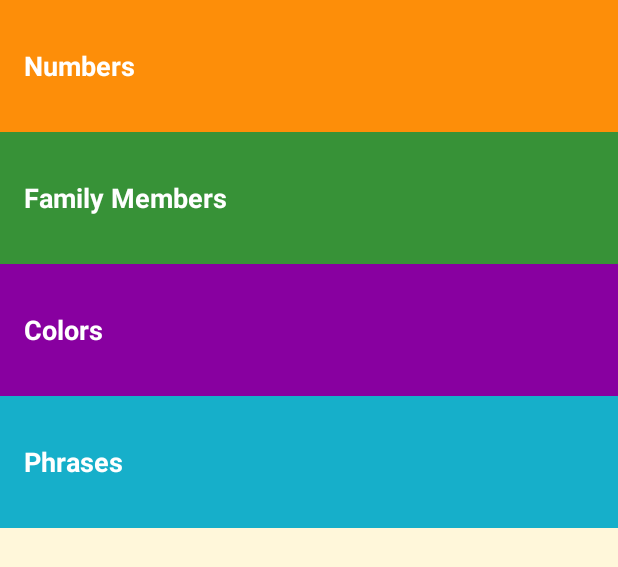
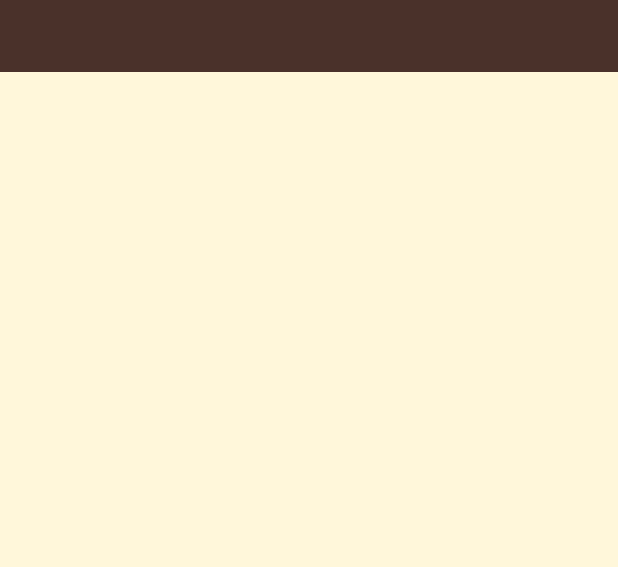
Before and after one commit to cgletras/miwokWordApp, an Android app: the layout activity_main.xml on its own in the app's theme, with its tools: preview values and no code run, on a phone screen of 412 x 824 dp. Shown: the top 567 px of the screen. Run offline under Robolectric (Android 15) with nearby library versions, the phone set to English and light mode, and no system bars.

Commit message:
sets a few styles and remove old files.
Signed-off-by: CG Stein <cgletras@gmail.com>

```diff
--- a/app/src/main/res/layout/activity_main.xml
+++ b/app/src/main/res/layout/activity_main.xml
@@ -21,51 +21,14 @@
     android:orientation="vertical"
     tools:context=".MainActivity">
 
-    <!-- Numbers category -->
-    <FrameLayout
-        android:layout_width="match_parent"
-        android:layout_height="wrap_content"
-        android:background="@color/category_numbers">
-        <TextView
-            android:id="@+id/numbers"
-            style="@style/CategoryStyle"
-            android:background="?android:attr/selectableItemBackground"
-            android:text="@string/category_numbers" />
-    </FrameLayout>
+   <com.google.android.material.tabs.TabLayout
+       android:id="@+id/tlv_main_tab"
+       android:layout_width="match_parent"
+       android:layout_height="wrap_content"
+       style="@style/CategoryTab"/>
 
-    <!-- Family category -->
-    <FrameLayout
-        android:layout_width="match_parent"
-        android:layout_height="wrap_content"
-        android:background="@color/category_family">
-        <TextView
-            android:id="@+id/family"
-            style="@style/CategoryStyle"
-            android:background="?android:attr/selectableItemBackground"
-            android:text="@string/category_family" />
-    </FrameLayout>
-
-    <!-- Colors category -->
-    <FrameLayout
-        android:layout_width="match_parent"
-        android:layout_height="wrap_content"
-        android:background="@color/category_colors">
-        <TextView
-            android:id="@+id/colors"
-            style="@style/CategoryStyle"
-            android:background="?android:attr/selectableItemBackground"
-            android:text="@string/category_colors" />
-    </FrameLayout>
-
-    <!-- Phrases category -->
-    <FrameLayout
-        android:layout_width="match_parent"
-        android:layout_height="wrap_content"
-        android:background="@color/category_phrases">
-        <TextView
-            android:id="@+id/phrases"
-            style="@style/CategoryStyle"
-            android:background="?android:attr/selectableItemBackground"
-            android:text="@string/category_phrases" />
-    </FrameLayout>
+   <androidx.viewpager.widget.ViewPager
+       android:id="@+id/vpv_main"
+       android:layout_width="match_parent"
+       android:layout_height="match_parent"/>
 </LinearLayout>
--- a/app/src/main/res/layout/fragment_word_list.xml
+++ b/app/src/main/res/layout/fragment_word_list.xml
@@ -6,5 +6,5 @@
     android:layout_height="match_parent"
     android:orientation="vertical"
     android:drawSelectorOnTop="true"
-    tools:context=".NumbersActivity">
+    tools:context=".MainActivity">
 </ListView>
--- a/app/src/main/res/values/strings.xml
+++ b/app/src/main/res/values/strings.xml
@@ -26,7 +26,7 @@
     <string name="category_numbers">Numbers</string>
 
     <!-- Category name for the vocabulary words for family members [CHAR LIMIT=20] -->
-    <string name="category_family">Family Members</string>
+    <string name="category_family">Family</string>
     <!-- TODO: Remove or change this placeholder text -->
     <string name="hello_blank_fragment">Hello blank fragment</string>
 </resources>
--- a/app/src/main/res/values/styles.xml
+++ b/app/src/main/res/values/styles.xml
@@ -18,6 +18,25 @@
     <style name="AppTheme" parent="Theme.AppCompat.Light.DarkActionBar">
         <item name="colorPrimary">@color/primary_color</item>
         <item name="colorPrimaryDark">@color/primary_dark_color</item>
+        <item name="android:windowContentOverlay">@null</item>
+    </style>
+
+    <!-- TabBar Style -->
+    <style name="MiwokAppBarStyle">
+        <item name="elevation">0dp</item>
+    </style>
+
+    <!-- Style for a tab that shows a category name -->
+    <style name="CategoryTab" parent="Widget.Design.TabLayout">
+        <item name="tabIndicatorColor">@android:color/white</item>
+        <item name="tabSelectedTextColor">@android:color/white</item>
+        <item name="android:background">@color/primary_color</item>
+        <item name="tabTextAppearance">@style/CategoryTabTextAppearance</item>
+    </style>
+
+    <!-- Style for text in a tab -->
+    <style name="CategoryTabTextAppearance" parent="TextAppearance.Design.Tab">
+        <item name="android:textColor">#A8A19E</item>
     </style>
 
     <!-- Style for a category of vocabulary words -->
--- a/build.gradle
+++ b/build.gradle
@@ -5,7 +5,7 @@ buildscript {
         jcenter()
     }
     dependencies {
-        classpath "com.android.tools.build:gradle:4.1.1"
+        classpath "com.android.tools.build:gradle:4.1.2"
 
         // NOTE: Do not place your application dependencies here; they belong
         // in the individual module build.gradle files
```
Also changed, not shown: app/build.gradle (+4 -4 lines), app/src/main/AndroidManifest.xml (+0 -32 lines), app/src/main/java/com/example/miwok/ColorsActivity.java (deleted, +0 -29 lines), app/src/main/java/com/example/miwok/FamilyActivity.java (deleted, +0 -29 lines), app/src/main/java/com/example/miwok/MainActivity.java (+15 -19 lines), app/src/main/java/com/example/miwok/NumbersActivity.java (deleted, +0 -17 lines), app/src/main/java/com/example/miwok/PhrasesActivity.java (deleted, +0 -29 lines), app/src/main/java/com/example/miwok/adapter/CategoryAdapter.java (added, +75 -0 lines).
